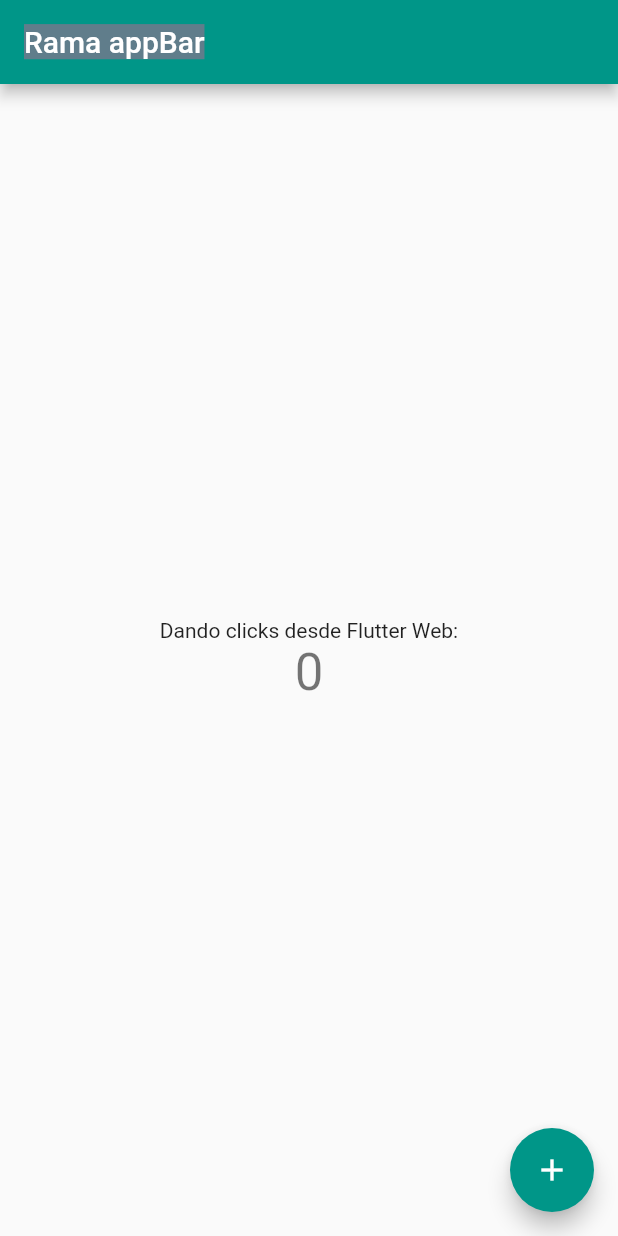
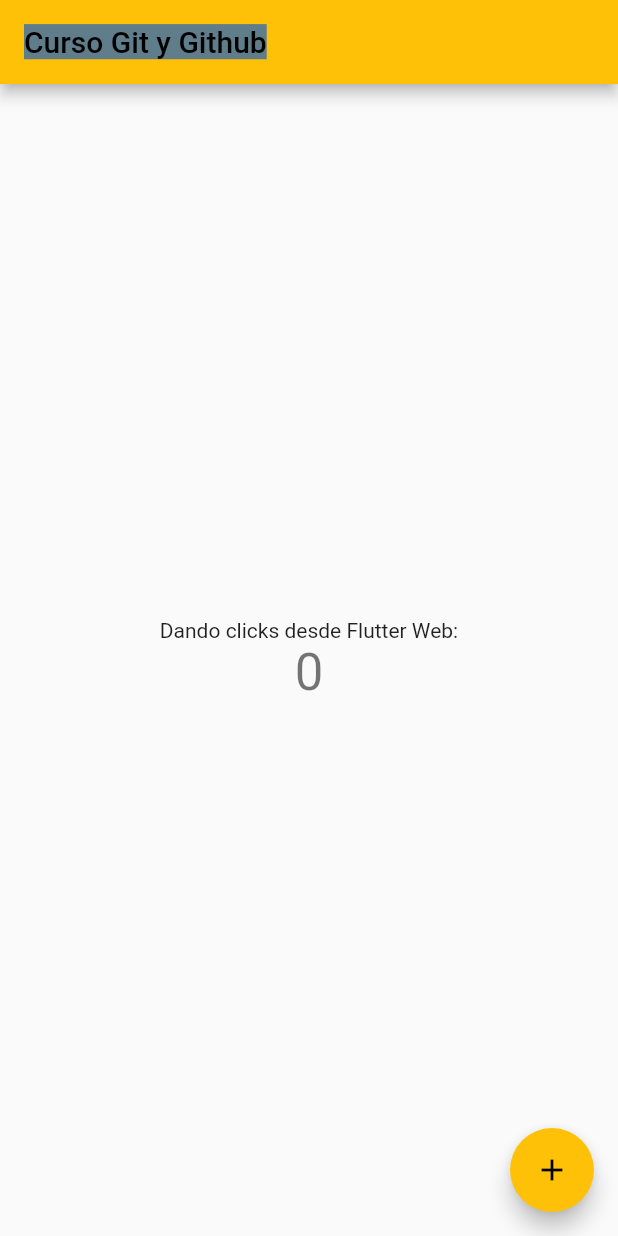
Before and after one commit to spainbarca/Git_GitHub, a Flutter app: the screen it shows after launch, on a phone screen of 412 x 824 dp. Run offline on Flutter 3.47's test engine with Material 2 defaults, Android fonts, the phone set to English and light mode, and no system bars.

Commit message:
Se cambió el titulo del appBar (Curso Git y GitHub)

```diff
--- a/lib/main.dart
+++ b/lib/main.dart
@@ -12,12 +12,12 @@
   Widget build(BuildContext context) {
     return MaterialApp(
       debugShowCheckedModeBanner: false,
-      title: 'Rama Principal',
+      title: 'Curso Git y Github',
       theme: ThemeData(
 
-        primarySwatch: Colors.teal,
+        primarySwatch: Colors.amber,
       ),
-      home: const MyHomePage(title: 'Rama appBar'),
+      home: const MyHomePage(title: 'Curso Git y Github'),
     );
   }
 }
```
